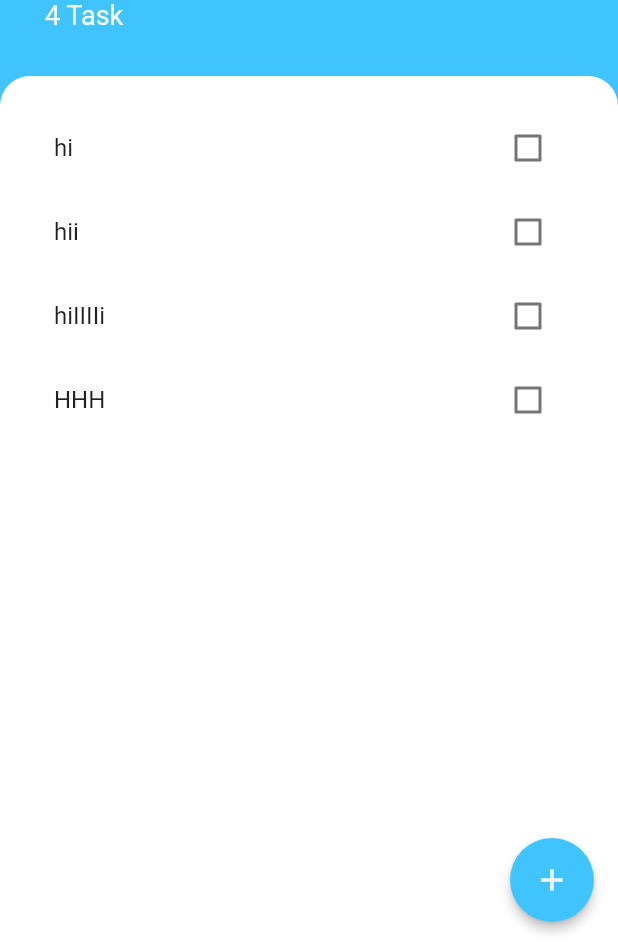
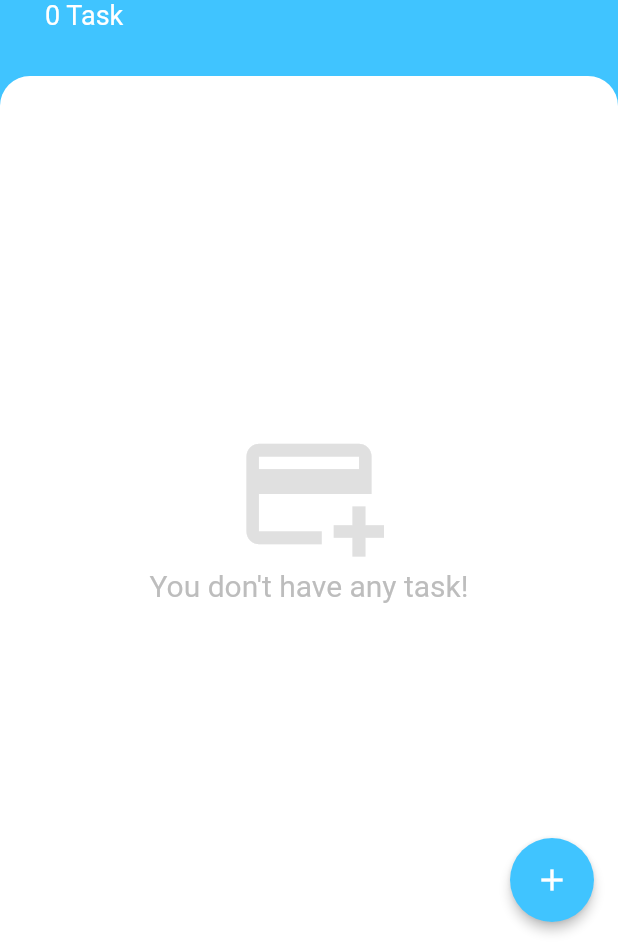
Before and after one commit to zahrajabar6/todoey-flutter, a Flutter app: the screen it shows after launch, on a phone screen of 412 x 824 dp, the part 290-1236 px from its top. Run offline on Flutter 3.47's test engine with Material 2 defaults, Android fonts, the phone set to English and light mode, and no system bars.

Commit message:
provider/delete task

```diff
--- a/lib/models/task_data.dart
+++ b/lib/models/task_data.dart
@@ -3,12 +3,7 @@ import 'package:todoey/models/task.dart';
 import 'dart:collection';
 
 class TaskData extends ChangeNotifier {
-  final List<Task> _tasks = [
-    Task(name: 'hi'),
-    Task(name: 'hii'),
-    Task(name: 'hiIIIIi'),
-    Task(name: 'HHH'),
-  ];
+  final List<Task> _tasks = [];
 
   UnmodifiableListView<Task> get tasks {
     return UnmodifiableListView(_tasks);
@@ -28,4 +23,9 @@ class TaskData extends ChangeNotifier {
     task.toggleDone();
     notifyListeners();
   }
+
+  void deleteTask(Task task) {
+    _tasks.remove(task);
+    notifyListeners();
+  }
 }
--- a/lib/screens/add_task_screen.dart
+++ b/lib/screens/add_task_screen.dart
@@ -3,9 +3,7 @@ import 'package:provider/provider.dart';
 import 'package:todoey/models/task_data.dart';
 
 class AddTaskScreen extends StatelessWidget {
-  const AddTaskScreen({super.key, required this.addTaskCallback});
-
-  final Function addTaskCallback;
+  const AddTaskScreen({super.key});
 
   @override
   Widget build(BuildContext context) {
--- a/lib/screens/task_screen.dart
+++ b/lib/screens/task_screen.dart
@@ -17,15 +17,7 @@ class TasksScreen extends StatelessWidget {
           elevation: 3,
           onPressed: () {
             showModalBottomSheet(
-                context: context,
-                builder: (context) => AddTaskScreen(
-                      addTaskCallback: (newTaskTiltle) {
-                        // setState(() {
-                        //   tasks.add(Task(name: newTaskTiltle));
-                        // });
-                        Navigator.pop(context);
-                      },
-                    ));
+                context: context, builder: (context) => const AddTaskScreen());
           },
           child: const Icon(Icons.add),
         ),
@@ -68,7 +60,8 @@ class TasksScreen extends StatelessWidget {
               ),
             ),
             Expanded(
-              child: Container(
+              child: Consumer<TaskData>(builder: (context, taskData, child) {
+                return Container(
                   height: 300,
                   padding:
                       const EdgeInsets.symmetric(horizontal: 20, vertical: 20),
@@ -79,8 +72,11 @@ class TasksScreen extends StatelessWidget {
                       topRight: Radius.circular(20),
                     ),
                   ),
-                child: const TasksList(),
-              ),
+                  child: taskData.taskCount == 0
+                      ? const NoTask()
+                      : const TasksList(),
+                );
+              }),
             ),
           ],
         ),
@@ -88,3 +84,31 @@ class TasksScreen extends StatelessWidget {
     );
   }
 }
+
+class NoTask extends StatelessWidget {
+  const NoTask({
+    super.key,
+  });
+
+  @override
+  Widget build(BuildContext context) {
+    return Column(
+        mainAxisAlignment: MainAxisAlignment.center,
+        crossAxisAlignment: CrossAxisAlignment.stretch,
+        children: [
+          Icon(
+            Icons.add_card,
+            size: 100,
+            color: Colors.grey.shade300,
+          ),
+          Text(
+            "You don't have any task!",
+            textAlign: TextAlign.center,
+            style: TextStyle(
+              fontSize: 20,
+              color: Colors.grey.shade400,
+            ),
+          ),
+        ]);
+  }
+}
--- a/lib/widgets/task_tile.dart
+++ b/lib/widgets/task_tile.dart
@@ -1,4 +1,7 @@
 import 'package:flutter/material.dart';
+import 'package:provider/provider.dart';
+import 'package:todoey/models/task.dart';
+import 'package:todoey/models/task_data.dart';
 
 class TaskTile extends StatelessWidget {
   const TaskTile({
@@ -6,15 +9,21 @@ class TaskTile extends StatelessWidget {
     required this.isChecked,
     required this.taskTitle,
     this.onchange,
+    required this.task,
   });
 
   final bool isChecked;
   final String taskTitle;
   final void Function(bool?)? onchange;
 
+  final Task task;
+
   @override
   Widget build(BuildContext context) {
     return ListTile(
+      onLongPress: () {
+        Provider.of<TaskData>(context, listen: false).deleteTask(task);
+      },
       title: Text(
         taskTitle,
         style: TextStyle(
--- a/lib/widgets/tasks_list.dart
+++ b/lib/widgets/tasks_list.dart
@@ -16,6 +16,7 @@ class TasksList extends StatelessWidget {
           itemBuilder: (context, index) {
             final task = taskData.tasks[index];
             return TaskTile(
+              task: task,
               onchange: (checkboxState) {
                 taskData.updateTask(task);
               },
```
Lines whose indentation alone changed are shown as unchanged.
